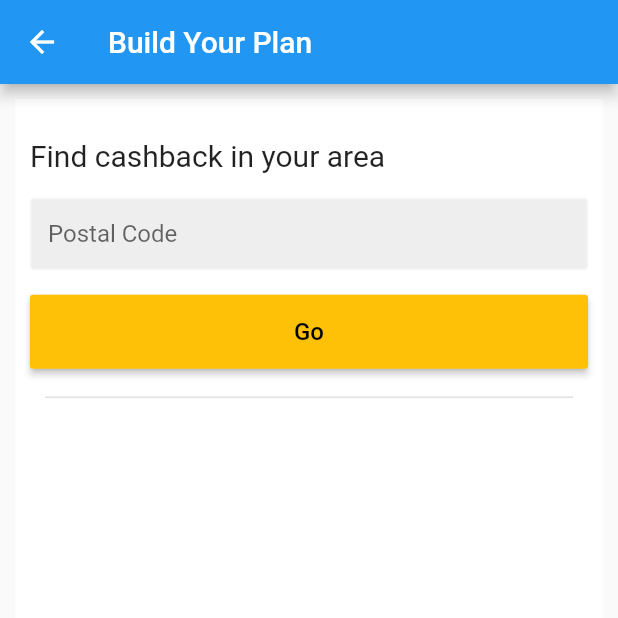
After one commit to iBuy-Outlook/ibuy_for_share, a Flutter app: the BuildPlan screen opened by its route, on a phone screen of 412 x 824 dp, the top half of it. The commit adds this screen. Run offline on Flutter 3.47's test engine with Material 2 defaults, Android fonts, the phone set to English and light mode, and no system bars; our stand-ins replace cloud_firestore, firebase_auth, firebase_core, flutter_spinkit; accounts and stored records are empty.

Commit message:
interim commit

```diff
--- a/lib/main.dart
+++ b/lib/main.dart
@@ -1,11 +1,14 @@
 import 'package:flutter/material.dart';
 import 'package:firebase_core/firebase_core.dart';
 import 'package:ibuy_mac_1/screens/app_body/view_profile.dart';
+import 'package:ibuy_mac_1/screens/authenticate/reset_password.dart';
+import 'package:ibuy_mac_1/screens/authenticate/sign_in.dart';
 import 'package:ibuy_mac_1/shared/loading.dart';
 import 'package:provider/provider.dart';
 import 'package:ibuy_mac_1/models/custom_user.dart';
 import 'package:ibuy_mac_1/services/auth.dart';
 import 'package:ibuy_mac_1/screens/wrapper.dart';
+import 'screens/app_body/build_plan.dart';
 
 void main() async {
   WidgetsFlutterBinding.ensureInitialized();
@@ -24,10 +27,14 @@ class MyApp extends StatelessWidget {
         //ROUTING PROPERTIES
         //home: Wrapper(),
         initialRoute: '/wrapper',
+//        initialRoute: '/build_plan',
         routes: {
           '/' : (context) => Loading(),
           '/wrapper' : (context) => Wrapper(),
           '/viewProfile' : (context) => ViewProfile(),
+          '/build_plan' : (context) => BuildPlan(),
+          '/ResetPassword' : (context) => ResetPassword(),
+          '/SignIn' : (context) => SignIn(),
         },
 
       ),
--- /dev/null
+++ b/lib/screens/app_body/build_plan.dart
@@ -0,0 +1,87 @@
+import 'package:flutter/material.dart';
+import 'package:ibuy_mac_1/screens/app_body/view_profile.dart';
+import 'package:ibuy_mac_1/shared/constants.dart';
+import 'package:ibuy_mac_1/shared/loading.dart';
+
+class BuildPlan extends StatefulWidget {
+  @override
+  _BuildPlanState createState() => _BuildPlanState();
+}
+
+class _BuildPlanState extends State<BuildPlan> {
+
+  final _formKey = GlobalKey<FormState>();
+  String postalCode = '';
+  String error = '';
+  bool loading = false;
+
+  @override
+  Widget build(BuildContext context) {
+    Size size = MediaQuery.of(context).size;
+    return Scaffold(
+      appBar: AppBar(
+        title: Text('Build Your Plan'),
+      ),
+      body: Container(
+        height: size.height,
+        width: double.infinity,
+        padding: EdgeInsets.fromLTRB(10,10,10,10),
+        margin:  EdgeInsets.fromLTRB(10,10,10,10),
+        color: Colors.white,
+        child: Form(
+          key: _formKey,
+          child: Column(
+            children: <Widget>[
+              SizedBox(height: size.height*0.02),
+              Align(
+                alignment: Alignment.centerLeft,
+                child: Text('Find cashback in your area',
+                  style: TextStyle(fontSize: 20),),
+              ),
+              SizedBox(height: size.height*0.02),
+              TextFormField(
+                decoration: textInputDecoration.copyWith(hintText: 'Postal Code'),
+                validator: (val) => val.isEmpty ? 'Please enter a valid postal code' : null,
+                onChanged: (val) => setState(() => postalCode = val),
+              ),
+              SizedBox(height: size.height*0.02),
+              SizedBox(
+                height: size.height*0.06,
+                width: double.infinity,
+                child: RaisedButton(
+                  color: Colors.amber,
+                  child: Text(
+                    'Go',
+                    style: TextStyle(color: Colors.black, fontSize: 16),
+                  ),
+                  onPressed: () {
+                    if(_formKey.currentState.validate()){
+                        setState(() {
+                          loading = false;
+                          error = 'Invalid postal code. Please try again.';
+                          }
+                        );
+                      } else {
+                      return ViewProfile();
+                    }
+                    }
+                ),
+              ),
+              SizedBox(height: size.height*0.02),
+              Divider(
+                height: 5,
+                thickness: 1,
+                endIndent: 10,
+                indent: 10,
+              ),
+
+
+
+
+    ],
+        ),
+      ),
+    ),
+    );
+  }
+}
--- a/lib/screens/app_body/create_plan.dart
+++ b/lib/screens/app_body/create_plan.dart
@@ -9,10 +9,11 @@ class CreatePlan extends StatefulWidget {
 class _CreatePlanState extends State<CreatePlan> {
 
   final List<CBPlanRanges> _planRange = [
-    CBPlanRanges(600, 800, 5, 6),
+    CBPlanRanges(600, 1000, 5, 7),
     CBPlanRanges(400, 600, 4, 5),
     CBPlanRanges(200, 400, 3, 4),
     CBPlanRanges(100, 200, 2, 3),
+    CBPlanRanges(50, 100, 1, 2),
   ];
 
   @override
--- a/pubspec.yaml
+++ b/pubspec.yaml
@@ -37,6 +37,9 @@ dependencies:
   # provider: ^3.1.0
   flutter_svg: ^0.19.0
   flutter_spinkit: ^4.1.2+1
+  "firebase_admin": ^0.1.3
+  "firebase": ^7.3.0
+
 
 dev_dependencies:
   flutter_test:
```
Also changed, not shown: lib/screens/app_body/view_profile.dart (+10 -3 lines), lib/screens/authenticate/reset_password.dart (added, +98 -0 lines), lib/screens/authenticate/sign_in.dart (+10 -8 lines), lib/services/auth.dart (+6 -1 lines), pubspec.lock, 2 other files.
